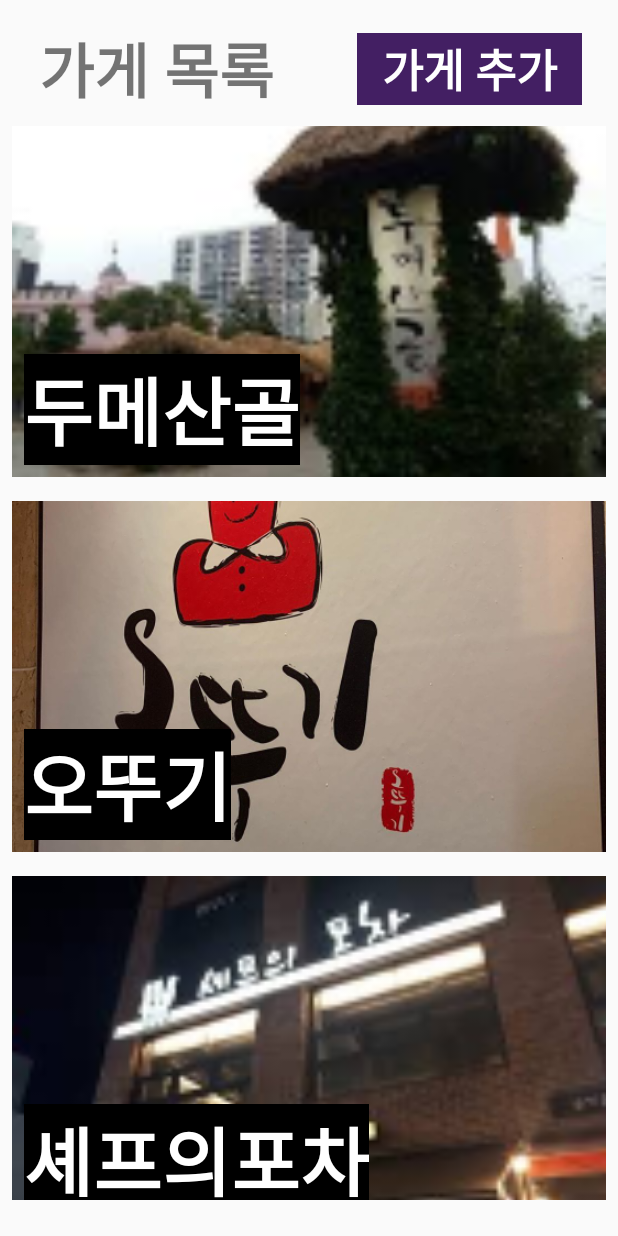
After one commit to AjouDisorder/FrontBoss, an Android app: the MartCreateActivity screen opened directly, with no data from a screen before it, on a phone screen of 412 x 824 dp. The commit adds this screen. Run offline under Robolectric (Android 15) with nearby library versions, the phone set to English and light mode, and no system bars.

Commit message:
가게 목록 띄우는 화면 구성

```diff
--- a/app/src/main/AndroidManifest.xml
+++ b/app/src/main/AndroidManifest.xml
@@ -14,6 +14,7 @@
         android:supportsRtl="true"
         android:theme="@style/AppTheme"
         android:usesCleartextTraffic="true">
+        <activity android:name=".Home.MartCreateActivity"></activity>
         <activity android:name=".SearchAddressActivity" />
         <activity android:name=".Home.SalesActivity" />
         <activity android:name=".Home.OrderActivity" />
--- a/app/src/main/java/com/realmealboss/realmeal/BossData.kt
+++ b/app/src/main/java/com/realmealboss/realmeal/BossData.kt
@@ -6,6 +6,7 @@ class BossData{
         private lateinit var objectId: String
         private lateinit var bossId: String
         private lateinit var name: String
+        private lateinit var restaurantOid: String
 
         fun setOid(id:String){
             objectId = id
@@ -21,5 +22,12 @@ class BossData{
             return bossId
         }
 
+        fun setROid(id:String){
+            restaurantOid = id
+        }
+        fun getROid() : String{
+            return restaurantOid
+        }
+
     }
 }
--- /dev/null
+++ b/app/src/main/java/com/realmealboss/realmeal/Home/Mart/MartAdapter.kt
@@ -0,0 +1,26 @@
+package com.realmealboss.realmeal.Home.Mart
+
+import android.view.LayoutInflater
+import android.view.View
+import android.view.ViewGroup
+import androidx.recyclerview.widget.RecyclerView
+import kotlinx.android.synthetic.main.item_mart.view.*
+
+class MartAdapter(val list:List<MartModel>, val layoutId: Int): RecyclerView.Adapter<MartViewHolder>() {
+    override fun onCreateViewHolder(parent: ViewGroup, viewType: Int): MartViewHolder {
+        val view = LayoutInflater.from(parent.context).inflate(layoutId, parent, false)
+
+        return MartViewHolder(view)
+    }
+
+    override fun getItemCount(): Int {
+        return list.count()
+    }
+
+    override fun onBindViewHolder(holder: MartViewHolder, position: Int) {
+        holder.containerView.martImage.setImageResource(list[position].ImageId)
+        holder.containerView.martName.text = list[position].name
+
+    }
+
+}
--- /dev/null
+++ b/app/src/main/java/com/realmealboss/realmeal/Home/Mart/MartModel.kt
@@ -0,0 +1,3 @@
+package com.realmealboss.realmeal.Home.Mart
+
+class MartModel(val ImageId: Int, val name: String)
--- /dev/null
+++ b/app/src/main/java/com/realmealboss/realmeal/Home/Mart/MartViewHolder.kt
@@ -0,0 +1,8 @@
+package com.realmealboss.realmeal.Home.Mart
+
+import android.view.View
+import androidx.recyclerview.widget.RecyclerView
+import kotlinx.android.extensions.LayoutContainer
+
+class MartViewHolder(override val containerView: View) : RecyclerView.ViewHolder(
+    containerView), LayoutContainer
--- /dev/null
+++ b/app/src/main/java/com/realmealboss/realmeal/Home/MartCreateActivity.kt
@@ -0,0 +1,58 @@
+package com.realmealboss.realmeal.Home
+
+import android.content.Intent
+import androidx.appcompat.app.AppCompatActivity
+import android.os.Bundle
+import androidx.recyclerview.widget.LinearLayoutManager
+import androidx.recyclerview.widget.RecyclerView
+import com.realmealboss.realmeal.Home.Mart.MartAdapter
+import com.realmealboss.realmeal.Home.Mart.MartModel
+import com.realmealboss.realmeal.R
+import kotlinx.android.synthetic.main.activity_mart_create.*
+
+class MartCreateActivity : AppCompatActivity() {
+
+    override fun onCreate(savedInstanceState: Bundle?) {
+        super.onCreate(savedInstanceState)
+        setContentView(R.layout.activity_mart_create)
+
+        mart_add_button.setOnClickListener{
+            val intent = Intent(this, MartInfoActivity::class.java)
+            startActivity(intent)
+        }
+
+        val martList = listOf(
+            MartModel(
+                R.drawable.dume,
+                "두메산골"
+            ),
+            MartModel(
+                R.drawable.oddugi,
+                "오뚜기"
+            ),
+            MartModel(
+                R.drawable.shyepo,
+                "셰프의포차"
+            ),
+            MartModel(
+                R.drawable.ta_u,
+                "커피타유"
+            )
+            )
+
+        val adapter = MartAdapter(
+            martList,
+            R.layout.item_mart
+        )
+
+        martListView.adapter = adapter
+        martListView.layoutManager = LinearLayoutManager(this, RecyclerView.VERTICAL, false)
+        //martListView.layoutManager = GridLayoutManager(this, 2)
+
+        martListView.setOnClickListener {
+            val intent = Intent(this, HomeActivity::class.java)
+            startActivity(intent)
+        }
+
+    }
+}
--- a/app/src/main/java/com/realmealboss/realmeal/LoginActivity.kt
+++ b/app/src/main/java/com/realmealboss/realmeal/LoginActivity.kt
@@ -9,6 +9,7 @@ import android.util.Base64
 import android.util.Log
 import android.widget.Toast
 import com.realmealboss.realmeal.Home.HomeActivity
+import com.realmealboss.realmeal.Home.MartCreateActivity
 import com.realmealboss.realmeal.Retrofit.IMyService
 import com.realmealboss.realmeal.Retrofit.ResponseBInfo
 import com.realmealboss.realmeal.Retrofit.ResponseDTO
@@ -82,7 +83,7 @@ class LoginActivity : AppCompatActivity() {
                     BossData.setBid(response?.body()?.bossId.toString())
 
                     Toast.makeText(this@LoginActivity,response?.body().toString(),Toast.LENGTH_SHORT).show()
-                    val intent = Intent(this@LoginActivity, HomeActivity::class.java)
+                    val intent = Intent(this@LoginActivity, MartCreateActivity::class.java)
                     startActivity(intent)
                 }
             }
--- a/app/src/main/java/com/realmealboss/realmeal/Retrofit/RetrofitClient.kt
+++ b/app/src/main/java/com/realmealboss/realmeal/Retrofit/RetrofitClient.kt
@@ -11,7 +11,7 @@ object RetrofitClient {
     fun getInstance():Retrofit{
         if(instance == null)
             instance = Retrofit.Builder()
-                .baseUrl("http://192.168.35.13:3000") // 주소값 바꿔주기
+                .baseUrl("http://192.168.25.30:3000") // 주소값 바꿔주기
                 .addConverterFactory(GsonConverterFactory.create())
                 .build()
         return instance!!
--- a/app/src/main/java/com/realmealboss/realmeal/SearchAddressActivity.java
+++ b/app/src/main/java/com/realmealboss/realmeal/SearchAddressActivity.java
@@ -72,6 +72,7 @@ public class SearchAddressActivity extends AppCompatActivity {
                     intent.putExtra("lng", arg5);
                     onBackPressed();
                     startActivity(intent);
+                    finish();
                 }
             });
         }
--- a/app/src/main/res/layout/activity_home.xml
+++ b/app/src/main/res/layout/activity_home.xml
@@ -10,7 +10,7 @@
     android:id="@+id/home_title"
     android:layout_width="match_parent"
     android:layout_height="60dp"
-        android:text=" 그 때, 그 밥 "
+    android:text=" 가게 관리 "
     android:textStyle="bold"
     android:textSize="40sp"
     android:layout_margin="16dp"
@@ -29,7 +29,7 @@
 
         <Button
             android:id="@+id/mart_info_button"
-            android:text="가게 기본 정보 등록"
+            android:text="가게 기본 정보 수정"
             android:textColor="@android:color/white"
             android:textSize="30sp"
             android:textStyle="bold"
--- /dev/null
+++ b/app/src/main/res/layout/activity_mart_create.xml
@@ -0,0 +1,54 @@
+<?xml version="1.0" encoding="utf-8"?>
+<androidx.constraintlayout.widget.ConstraintLayout xmlns:android="http://schemas.android.com/apk/res/android"
+    xmlns:app="http://schemas.android.com/apk/res-auto"
+    xmlns:tools="http://schemas.android.com/tools"
+    android:layout_width="match_parent"
+    android:layout_height="match_parent"
+    tools:context=".Home.MartCreateActivity">
+
+    <TextView
+        android:id="@+id/mart_select_title"
+        android:layout_width="match_parent"
+        android:layout_height="60dp"
+        android:text=" 가게 목록 "
+        android:textStyle="bold"
+        android:textSize="40sp"
+        android:layout_margin="16dp"
+        app:layout_constraintEnd_toEndOf="parent"
+        app:layout_constraintStart_toStartOf="parent"
+        app:layout_constraintTop_toTopOf="parent" />
+
+    <Button
+        android:id="@+id/mart_add_button"
+        style="@style/Base.Widget.AppCompat.Button.Borderless.Colored"
+        android:layout_width="150dp"
+        android:layout_height="wrap_content"
+        android:layout_marginTop="8dp"
+        android:layout_marginEnd="8dp"
+        android:layout_marginRight="8dp"
+        android:layout_marginBottom="8dp"
+        android:background="#431F63"
+        android:text="가게 추가"
+        android:textColor="@android:color/white"
+        android:textSize="30sp"
+        android:textStyle="bold"
+        app:layout_constraintBottom_toBottomOf="@+id/mart_select_title"
+        app:layout_constraintEnd_toEndOf="@+id/mart_select_title"
+        app:layout_constraintTop_toTopOf="@+id/mart_select_title" />
+
+    <LinearLayout
+        android:id="@+id/martListLayout"
+        android:layout_width="match_parent"
+        android:layout_height="wrap_content"
+        app:layout_constraintTop_toBottomOf="@+id/mart_select_title">
+        <androidx.recyclerview.widget.RecyclerView
+            android:id="@+id/martListView"
+            android:layout_width="match_parent"
+            android:layout_height="wrap_content"
+            android:layout_marginBottom="100dp"
+            app:layout_constraintBottom_toBottomOf="parent"
+            app:layout_constraintEnd_toEndOf="parent"
+            app:layout_constraintStart_toStartOf="parent"
+            app:layout_constraintTop_toBottomOf="@+id/mart_select_title" />
+    </LinearLayout>
+</androidx.constraintlayout.widget.ConstraintLayout>
--- /dev/null
+++ b/app/src/main/res/layout/item_mart.xml
@@ -0,0 +1,40 @@
+<?xml version="1.0" encoding="utf-8"?>
+<androidx.constraintlayout.widget.ConstraintLayout xmlns:android="http://schemas.android.com/apk/res/android"
+    xmlns:app="http://schemas.android.com/apk/res-auto"
+    xmlns:tools="http://schemas.android.com/tools"
+    android:layout_width="match_parent"
+    android:layout_height="250dp">
+
+    <ImageView
+        android:id="@+id/martImage"
+        android:layout_width="0dp"
+        android:layout_height="0dp"
+        android:layout_marginStart="8dp"
+        android:layout_marginLeft="8dp"
+        android:layout_marginTop="8dp"
+        android:layout_marginEnd="8dp"
+        android:layout_marginRight="8dp"
+        android:layout_marginBottom="8dp"
+        android:scaleType="centerCrop"
+        app:layout_constraintBottom_toBottomOf="parent"
+        app:layout_constraintEnd_toEndOf="parent"
+        app:layout_constraintStart_toStartOf="parent"
+        app:layout_constraintTop_toTopOf="parent"
+        tools:srcCompat="@tools:sample/avatars" />
+
+    <TextView
+        android:id="@+id/martName"
+        android:layout_width="wrap_content"
+        android:layout_height="wrap_content"
+        android:layout_marginStart="8dp"
+        android:layout_marginLeft="8dp"
+        android:layout_marginBottom="8dp"
+        android:text="가게명"
+        android:textSize="50sp"
+        android:textStyle="bold"
+        android:textColor="@android:color/background_light"
+        android:background="@android:color/background_dark"
+        app:layout_constraintBottom_toBottomOf="@+id/martImage"
+        app:layout_constraintStart_toStartOf="@+id/martImage" />
+
+</androidx.constraintlayout.widget.ConstraintLayout>
```
Also changed, not shown: app/src/main/res/drawable-xxhdpi/dume.jpg (added), app/src/main/res/drawable-xxhdpi/oddugi.jpg (added), app/src/main/res/drawable-xxhdpi/shyepo.jpg (added), app/src/main/res/drawable-xxhdpi/ta_u.jpg (added), app/src/main/res/drawable-xxhdpi/zziback.jpg (added). Lines whose indentation alone changed are shown as unchanged.
